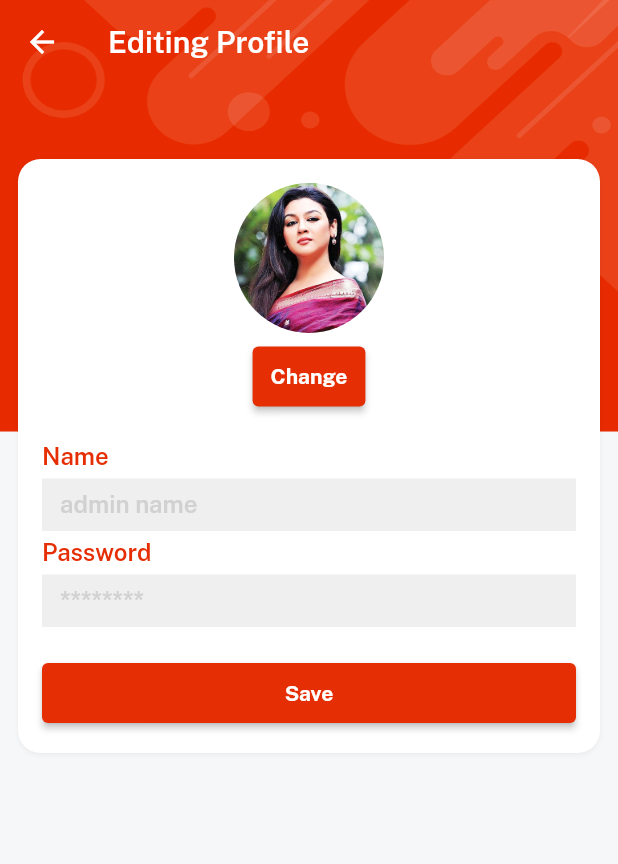
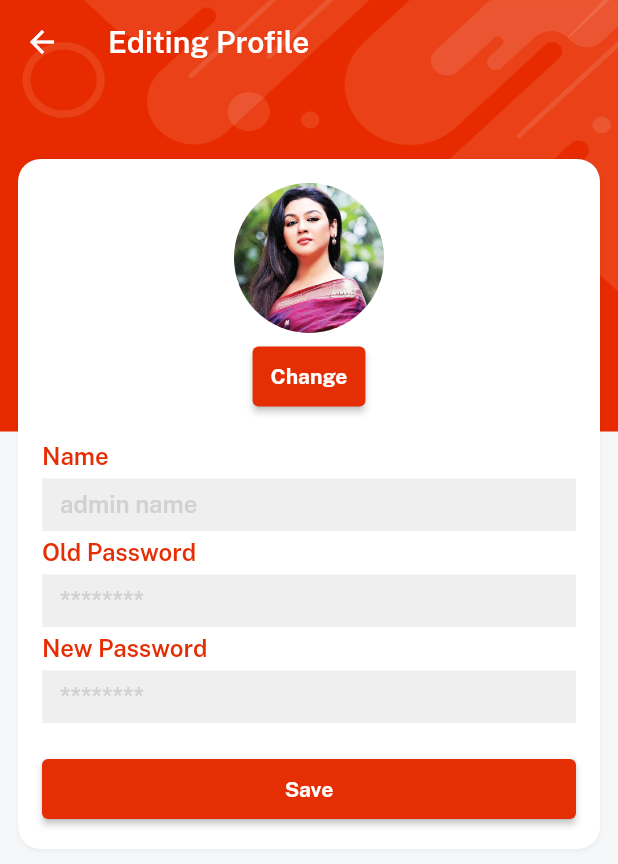
Before and after one commit to PheonixWay/orderKaroAppByflutter, a Flutter app: the screen it shows once a user with an empty profile is signed in, item 4 of the bottom bar chosen, after a tap on the "edit" icon, on a phone screen of 412 x 824 dp. Shown: the top 864 px of the screen. Run offline on Flutter 3.47's test engine with Material 2 defaults, Android fonts, the phone set to English and light mode, and no system bars; our stand-ins replace cloud_firestore, firebase_auth, firebase_core, firebase_storage, get, image_picker and 1 more; accounts and stored records are empty.

Commit message:
profile section completed(fixed some bugs)

```diff
--- a/lib/consts/strings.dart
+++ b/lib/consts/strings.dart
@@ -4,6 +4,9 @@ const credits = "@Danish Ansari";
 const emial = "Email";
 const emailHint = "admin@admin.com";
 const password = "Password";
+const newpass = "New Password";
+const oldpass = "Old Password";
+const oldPasswrong = "Old Password Wrong";
 const retypePass = "Retype Password";
 const name = "Name";
 const nameHint = "admin name";
--- a/lib/controler/profile_controller.dart
+++ b/lib/controler/profile_controller.dart
@@ -1,6 +1,7 @@
 import 'dart:io';
 
 import 'package:cloud_firestore/cloud_firestore.dart';
+import 'package:firebase_auth/firebase_auth.dart';
 import 'package:firebase_storage/firebase_storage.dart';
 import 'package:flutter/material.dart';
 import 'package:flutter/services.dart';
@@ -14,7 +15,8 @@ class ProfileController extends GetxController {
   var profileImagepath = ''.obs;
   var profileImageLink = '';
   var nameController = TextEditingController();
-  var passController = TextEditingController();
+  var oldpassController = TextEditingController();
+  var newpassController = TextEditingController();
 
   changeImage(context) async {
     try {
@@ -41,4 +43,14 @@ class ProfileController extends GetxController {
         SetOptions(merge: true));
     isloading(false);
   }
+
+  changeAuthPassword({email,password,newPassword})async{
+    final cred=EmailAuthProvider.credential(email: email, password: password);
+    await currentUser!.reauthenticateWithCredential(cred).then((value) {
+      currentUser!.updatePassword(newPassword);
+    }).catchError((error){
+      print(error.toString());
+    });
+
+  }
 }
--- a/lib/screens/account_screen/account_screen.dart
+++ b/lib/screens/account_screen/account_screen.dart
@@ -46,7 +46,6 @@ class AccountScreen extends StatelessWidget {
                           child: InkWell(
                             onTap: () {
                               controller.nameController.text = data['name'];
-                              controller.passController.text = data['password'];
                               Get.to(() => EditProfile(
                                     data: data,
                                   ));
--- a/lib/screens/account_screen/edit_profile.dart
+++ b/lib/screens/account_screen/edit_profile.dart
@@ -65,10 +65,15 @@ class EditProfile extends StatelessWidget {
                 ispass: false,
                 controller: controller.nameController),
             customTextField(
-                title: password,
+                title: oldpass,
                 hint: passwordHint,
                 ispass: true,
-                controller: controller.passController),
+                controller: controller.oldpassController),
+            customTextField(
+                title: newpass,
+                hint: passwordHint,
+                ispass: true,
+                controller: controller.newpassController),
             15.heightBox,
             controller.isloading.value == true
                 ? const CircularProgressIndicator(
@@ -80,13 +85,27 @@ class EditProfile extends StatelessWidget {
                     textcolor: whiteColor,
                     onPress: () async {
                       controller.isloading(true);
+                      if(controller.profileImagepath.value.isNotEmpty){
                         await controller.uploadProfileImage();
+                      }else{
+                        controller.profileImageLink=data['imageUrl'];
+                      }
+                      if(data['password']==controller.oldpassController.text){
+                        // controller.changeAuthPassword(email: data['email'],password: controller.oldpassController.text,newPassword: controller.newpassController.text);
                         await controller.updateProfile(
                             name: controller.nameController.text,
-                          password: controller.passController.text,
+                            password: controller.newpassController.text,
                             imageUrl: controller.profileImageLink);
                         // ignore: use_build_context_synchronously
                         VxToast.show(context, msg: "Updated");
+                      }else{
+                        // ignore: use_build_context_synchronously
+                        VxToast.show(context, msg: oldPasswrong);
+                        controller.isloading(false);
+                      }
+
+
+
                     }).box.width(context.screenWidth - 40).make(),
           ],
         )
```
Lines whose indentation alone changed are shown as unchanged.
